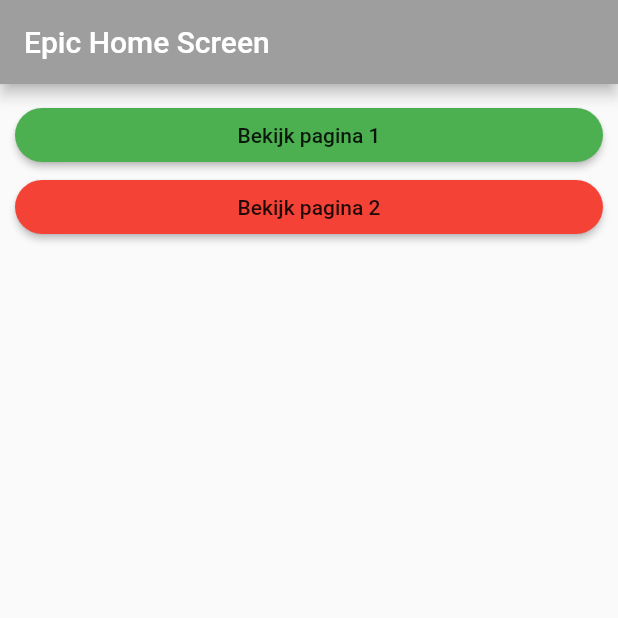
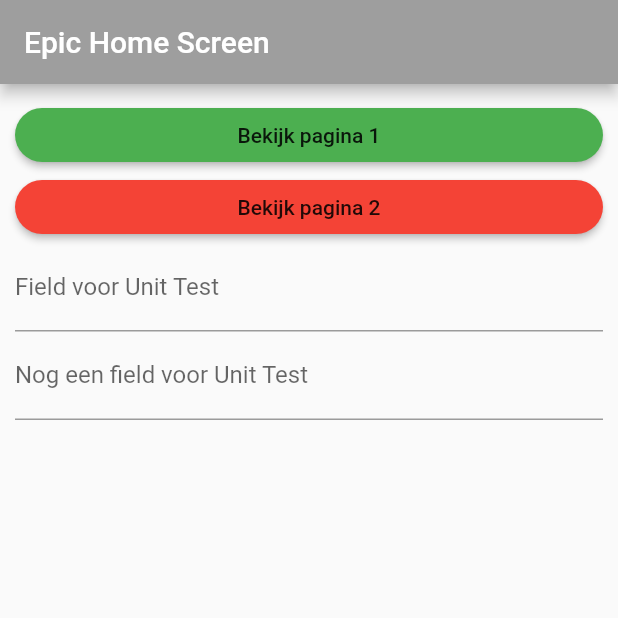
Before and after one commit to KevinKranenburg/Flutter-Stateless-Widgets, a Flutter app: the screen it shows after launch, on a phone screen of 412 x 824 dp, the top half of it. Run offline on Flutter 3.47's test engine with Material 2 defaults, Android fonts, the phone set to English and light mode, and no system bars.

Commit message:
Unit-test toegevoegd

```diff
--- a/flutter_app_1/lib/main.dart
+++ b/flutter_app_1/lib/main.dart
@@ -7,7 +7,20 @@ void main() {
   ));
 }
 
+class FieldeenValidator {
+  static String validate(String value) {
+    return value.isEmpty ? 'Field een kan\' niet leeg zijn' : null;
+  }
+}
 
+class FieldtweeValidator {
+  static String validate(String value) {
+    return value.isEmpty ? 'Field twee kan\' niet leeg zijn' : null;
+  }
+}
+
+String _fieldeen;
+String _fieldtwee;
 
 class FirstRoute extends StatelessWidget {
   @override
@@ -49,6 +62,24 @@ class FirstRoute extends StatelessWidget {
                   },
                 ),
               ),
+              Container(
+                child: TextFormField(
+                  decoration: InputDecoration(
+                      labelText: 'Field voor Unit Test'
+                  ),
+                  validator: FieldeenValidator.validate,
+                  onSaved: (value) => _fieldeen = value,
+                ),
+              ),
+              Container(
+                child: TextFormField(
+                  decoration: InputDecoration(
+                      labelText: 'Nog een field voor Unit Test'
+                  ),
+                  validator: FieldtweeValidator.validate,
+                  onSaved: (value) => _fieldtwee = value,
+                ),
+              )
             ],
           )
       ),
```
Also changed, not shown: 3 other files.
